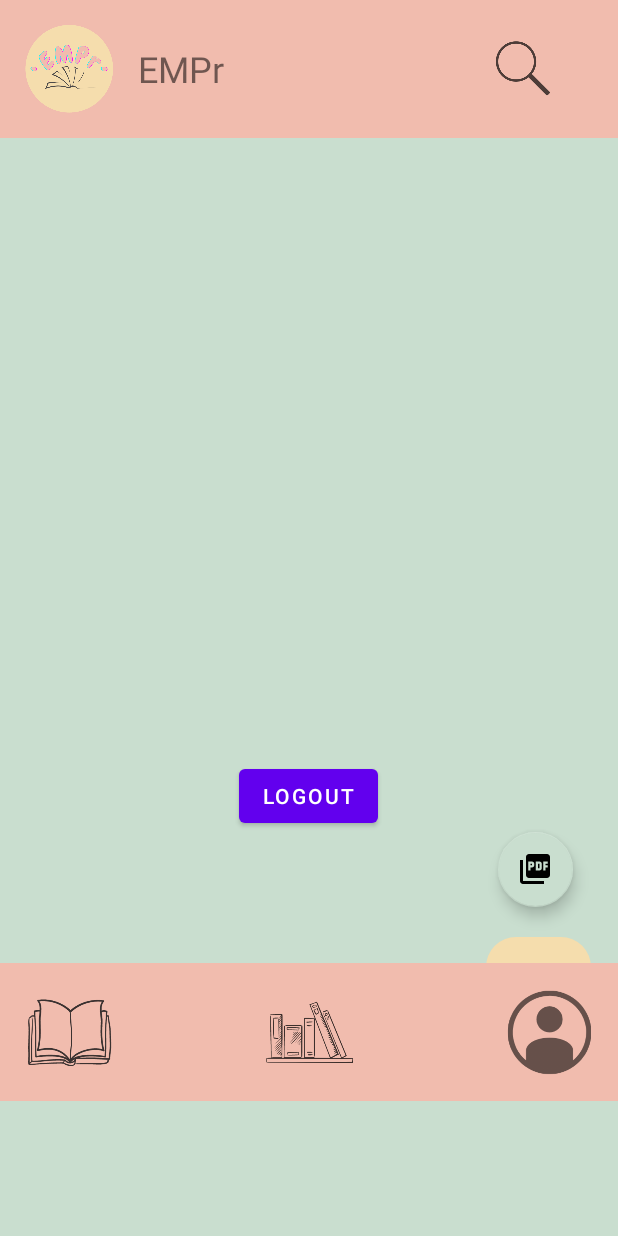
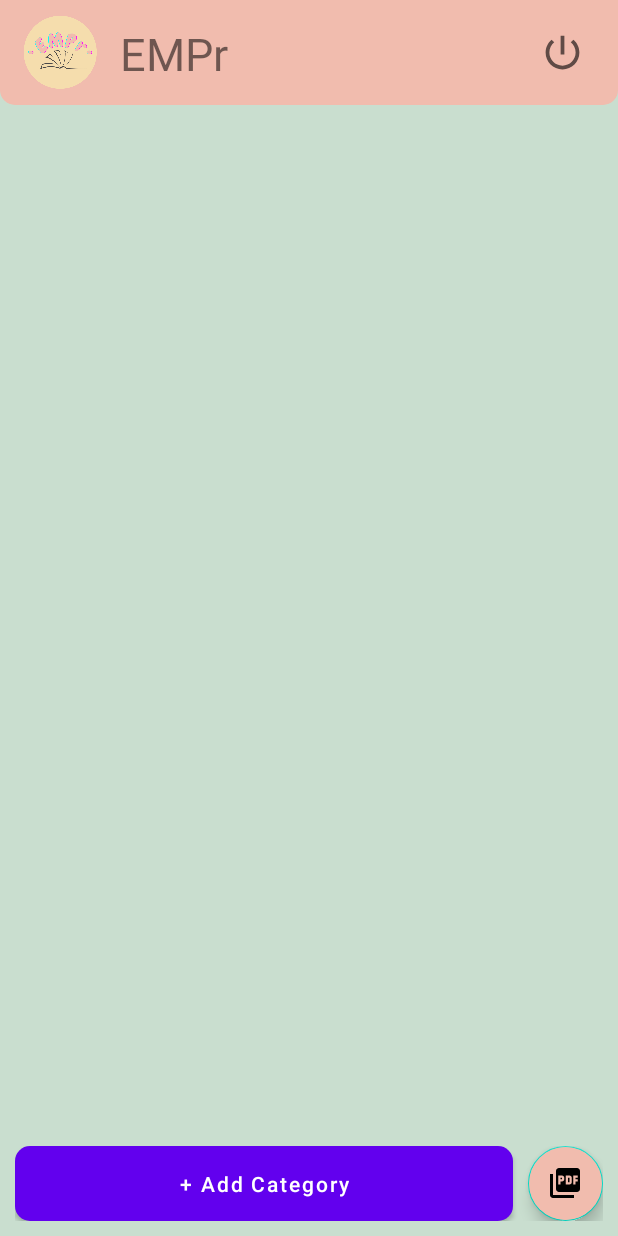
Before and after one commit to gekkkota/SoftwareDesign, an Android app: the layout activity_author_home.xml on its own in the app's theme, with its tools: preview values and no code run, on a phone screen of 412 x 824 dp. Run offline under Robolectric (Android 15) with nearby library versions, the phone set to English and light mode, and no system bars.

Commit message:
author home

```diff
--- a/app/src/main/res/drawable/ic_logout.xml
+++ b/app/src/main/res/drawable/ic_logout.xml
@@ -1,6 +1,6 @@
 <vector xmlns:android="http://schemas.android.com/apk/res/android"
-    android:width="70dp"
-    android:height="70dp"
+    android:width="30dp"
+    android:height="30dp"
     android:viewportWidth="24"
     android:viewportHeight="24"
     android:tint="?attr/colorControlNormal">
--- a/app/src/main/res/layout/activity_author_home.xml
+++ b/app/src/main/res/layout/activity_author_home.xml
@@ -1,5 +1,6 @@
 <?xml version="1.0" encoding="utf-8"?>
-<androidx.constraintlayout.widget.ConstraintLayout xmlns:android="http://schemas.android.com/apk/res/android"
+<RelativeLayout
+    xmlns:android="http://schemas.android.com/apk/res/android"
     xmlns:app="http://schemas.android.com/apk/res-auto"
     xmlns:tools="http://schemas.android.com/tools"
     android:layout_width="match_parent"
@@ -7,57 +8,69 @@
     android:background="@color/bgcolor"
     tools:context=".author.AuthorHome">
 
+    <RelativeLayout
+        android:id="@+id/toolbar"
+        android:layout_width="match_parent"
+        android:layout_height="70dp"
+        android:background="@drawable/shape_toolbar"
+        android:padding="10dp">
+
+
+        <ImageView
+            android:id="@+id/logo_icon"
+            android:layout_width="60dp"
+            android:layout_height="60dp"
+            android:src="@drawable/emprlogo"/>
+
+        <TextView
+            android:id="@+id/logo_text"
+            android:layout_width="wrap_content"
+            android:layout_height="wrap_content"
+            android:layout_alignLeft="@+id/logo_icon"
+            android:layout_marginLeft="70dp"
+            android:textSize="30dp"
+            android:layout_marginTop="5dp"
+            android:text="@string/app_name" />
+
+        <ImageButton
+            android:id="@+id/search_icon"
+            android:layout_width="wrap_content"
+            android:layout_height="wrap_content"
+            android:layout_centerVertical="true"
+            android:layout_alignParentEnd="true"
+            android:src="@drawable/ic_logout"
+            android:backgroundTint="@color/transparent"/>
+
+    </RelativeLayout>
+
     <LinearLayout
         android:id="@+id/bottomLl"
         android:layout_width="match_parent"
-        android:layout_height="match_parent"
-        android:layout_marginTop="90dp"
-        android:layout_marginBottom="90dp"
-        android:gravity="right|bottom"
-        android:orientation="vertical">
+        android:layout_height="wrap_content"
+        android:layout_alignParentBottom="true"
+        android:layout_marginStart="10dp"
+        android:layout_marginEnd="10dp"
+        android:layout_marginBottom="10dp"
+        android:orientation="horizontal">
 
         <Button
-            android:id="@+id/logout"
+            android:id="@+id/addCategoryButton"
             android:layout_width="wrap_content"
             android:layout_height="wrap_content"
-            android:text="logout"
-            android:layout_gravity="center" />
+            android:text="+ Add Category"
+            android:layout_weight="1"
+            android:layout_marginEnd="10dp"
+            android:background="@drawable/button"
+            android:minHeight="50dp"
+            android:textAllCaps="false"
+            android:textColor="@color/white"/>
 
         <com.google.android.material.floatingactionbutton.FloatingActionButton
-            android:id="@+id/addPDF"
-            android:layout_width="120dp"
-            android:layout_height="wrap_content"
-            android:layout_marginBottom="20dp"
-            android:layout_marginRight="30dp"
-            app:tint="@color/black"
-            app:fabCustomSize="50dp"
-            app:backgroundTint="@color/bgcolor"
-            android:src="@drawable/ic_pdf"/>
-
-        <LinearLayout
             android:layout_width="wrap_content"
             android:layout_height="wrap_content"
-            android:layout_marginRight="10dp"
-            android:layout_marginBottom="20dp"
-            android:orientation="vertical">
-            <ImageButton
-                android:id="@+id/addCategoryBtn"
-                android:background="@drawable/button_background"
-                android:layout_width="70dp"
-                android:layout_height="70dp"
-                android:layout_gravity="center"
-                app:srcCompat="@drawable/add_icon"/>
-            <TextView
-                android:layout_width="wrap_content"
-                android:layout_height="wrap_content"
-                android:text="Add Category"/>
-        </LinearLayout>
+            android:src="@drawable/ic_pdf"
+            android:backgroundTint="@color/primary"
+            app:fabCustomSize="50dp" />
+    </LinearLayout>
 
-
-
-
-    </LinearLayout>
-    <include
-        layout="@layout/tool_bar"/>
-
-</androidx.constraintlayout.widget.ConstraintLayout>
+</RelativeLayout>
```
